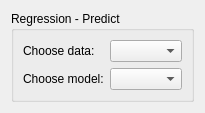
The window that ui/RegressionPredict.ui (tthatcher95/PyHAT_Point_Spectra_GUI) describes before a commit, drawn with Qt 5.
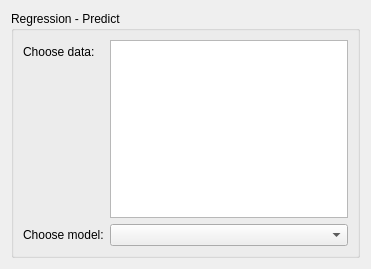
The same window after the commit.

Commit message: Adding QListWidget to Regression Predict

Patch:
```diff
--- a/ui/RegressionPredict.ui
+++ b/ui/RegressionPredict.ui
@@ -2,6 +2,14 @@
 <ui version="4.0">
  <class>Form</class>
  <widget class="QWidget" name="Form">
+  <property name="geometry">
+   <rect>
+    <x>0</x>
+    <y>0</y>
+    <width>371</width>
+    <height>269</height>
+   </rect>
+  </property>
   <property name="sizePolicy">
    <sizepolicy hsizetype="Ignored" vsizetype="Ignored">
     <horstretch>0</horstretch>
@@ -28,9 +36,6 @@
         </property>
        </widget>
       </item>
-      <item row="0" column="1">
-       <widget class="QComboBox" name="chooseDataComboBox"/>
-      </item>
       <item row="1" column="1">
        <widget class="QComboBox" name="chooseModelComboBox"/>
       </item>
@@ -41,6 +46,9 @@
         </property>
        </widget>
       </item>
+      <item row="0" column="1">
+       <widget class="QListWidget" name="chooseDataListWidget"/>
+      </item>
      </layout>
     </widget>
    </item>
```
